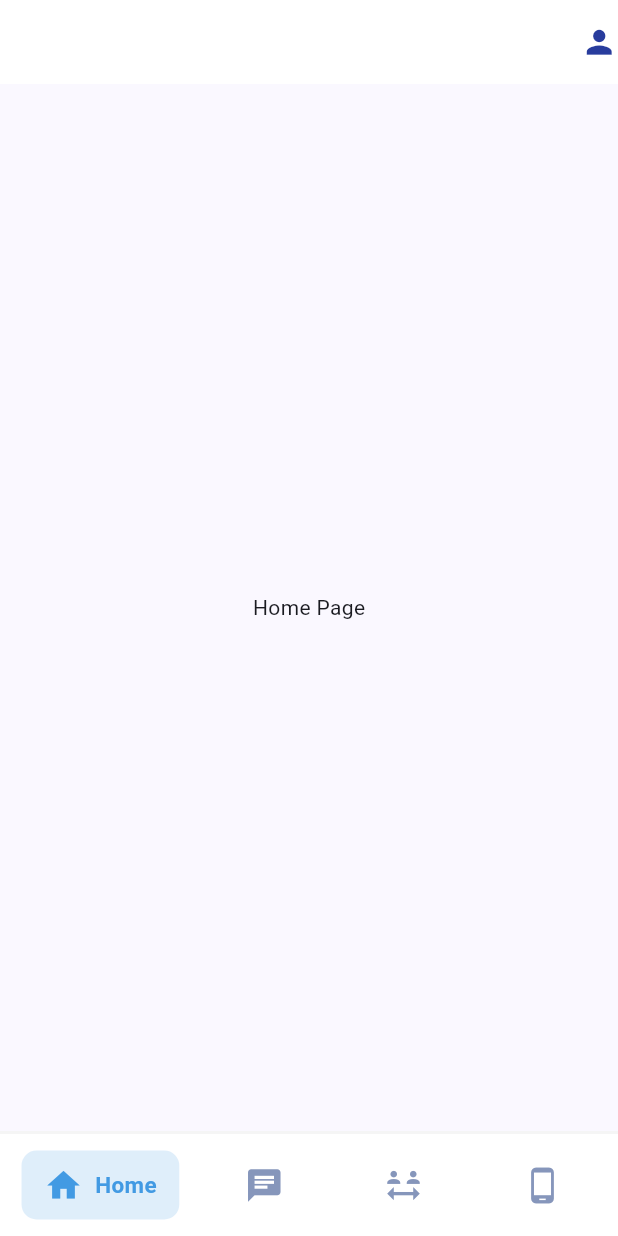
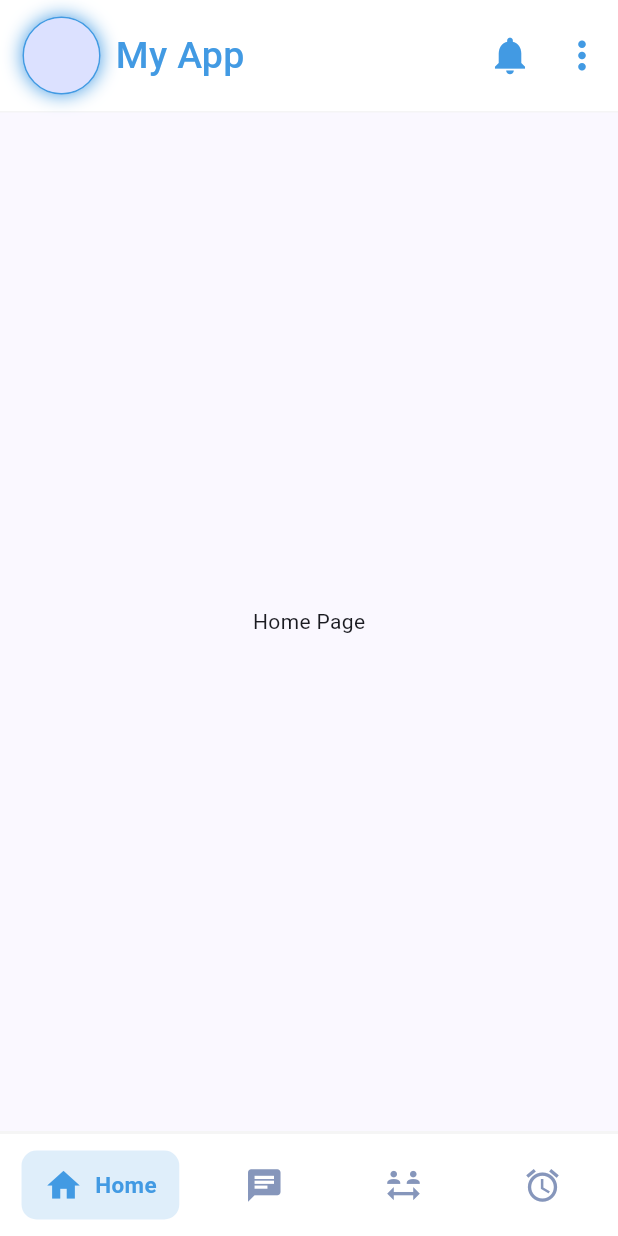
Before and after one commit to abdullahessamm/AI-Care, a Flutter app: the screen it shows after launch, on a phone screen of 412 x 824 dp. Run offline on Flutter 3.47's test engine with Material 3 defaults, Android fonts, the phone set to English and light mode, and no system bars.

Commit message:
initiate app_bar

```diff
--- /dev/null
+++ b/lib/core/widgets/app_bar.dart
@@ -0,0 +1,81 @@
+// ignore_for_file: prefer_const_constructors, prefer_const_literals_to_create_immutables
+
+import 'package:ai_care/core/constants/app_color.dart';
+import 'package:flutter/material.dart';
+
+class AiCareAppBar extends StatefulWidget {
+  const AiCareAppBar({super.key});
+
+  @override
+  State<AiCareAppBar> createState() => _AiCareAppBar();
+}
+
+class _AiCareAppBar extends State<AiCareAppBar> {
+  @override
+  Widget build(BuildContext context) {
+    return SafeArea(
+      child: Container(
+        padding: EdgeInsets.only(left: 15),
+        decoration: BoxDecoration(
+          border: Border(bottom: BorderSide(color: Color(0xfff5f5f5))),
+          color: AppColors.textColor,
+        ),
+        child: Center(
+          child: Row(
+            mainAxisAlignment: MainAxisAlignment.spaceBetween,
+            children: [
+              Row(
+                children: [
+                  Container(
+                    decoration: BoxDecoration(
+                        shape: BoxShape.circle,
+                        border: Border.all(color: AppColors.primary),
+                        boxShadow: [
+                          BoxShadow(color: AppColors.primary, blurRadius: 10),
+                        ]),
+                    child: CircleAvatar(
+                      radius: 25,
+                    ),
+                  ),
+                  SizedBox(
+                    width: 10,
+                  ),
+                  Text('My App',
+                      style: TextStyle(
+                          fontSize: 25,
+                          fontWeight: FontWeight.w500,
+                          color: AppColors.primary)),
+                ],
+              ),
+              Row(
+                mainAxisAlignment: MainAxisAlignment.end,
+                children: [
+                  IconButton(
+                    icon: Icon(
+                      Icons.notifications,
+                      color: AppColors.primary,
+                      size: 30,
+                    ),
+                    onPressed: () {
+                      // Implement search functionality here
+                    },
+                  ),
+                  IconButton(
+                    icon: Icon(
+                      Icons.more_vert,
+                      color: AppColors.primary,
+                      size: 30,
+                    ),
+                    onPressed: () {
+                      // Implement more options functionality here
+                    },
+                  ),
+                ],
+              ),
+            ],
+          ),
+        ),
+      ),
+    );
+  }
+}
--- a/lib/main.dart
+++ b/lib/main.dart
@@ -1,5 +1,7 @@
+import 'package:ai_care/core/constants/app_color.dart';
 import 'package:ai_care/presentation/views/main_view.dart';
 import 'package:flutter/material.dart';
+import 'package:flutter/services.dart';
 
 void main() {
   runApp(const MyApp());
@@ -15,6 +17,10 @@ class MyApp extends StatelessWidget {
       debugShowCheckedModeBanner: false,
       title: 'Flutter Demo',
       theme: ThemeData(
+        appBarTheme: AppBarTheme(
+            systemOverlayStyle: SystemUiOverlayStyle.dark.copyWith(
+                statusBarColor: AppColors.primary,
+                statusBarIconBrightness: Brightness.light)),
         colorScheme: ColorScheme.fromSeed(seedColor: const Color(0xff183E9F)),
         useMaterial3: true,
       ),
--- a/lib/presentation/pages/main_view/devices_page.dart
+++ b/lib/presentation/pages/main_view/devices_page.dart
@@ -1,20 +1,10 @@
-import 'package:ai_care/core/widgets/bottom_bar.dart';
-import 'package:ai_care/presentation/pages/main_view/main_view_page.dart';
 import 'package:flutter/material.dart';
 
-class DevicesPage extends StatefulWidget implements MainViewPage {
+class DevicesPage extends StatefulWidget {
   const DevicesPage({super.key});
 
   @override
   State<DevicesPage> createState() => _DevicesPageState();
-
-  @override
-  BottomBarItem getBottomBarItem() {
-    return const BottomBarItem(
-      icon: Icons.phone_android,
-      label: 'Devices',
-    );
-  }
 }
 
 class _DevicesPageState extends State<DevicesPage> {
--- /dev/null
+++ b/lib/presentation/pages/main_view/reminder_page.dart
@@ -0,0 +1,24 @@
+import 'package:ai_care/core/widgets/bottom_bar.dart';
+import 'package:ai_care/presentation/pages/main_view/main_view_page.dart';
+import 'package:flutter/material.dart';
+
+class ReminderPage extends StatefulWidget implements MainViewPage {
+  const ReminderPage({super.key});
+  @override
+  State<ReminderPage> createState() => _ReminderPageState();
+
+  @override
+  BottomBarItem getBottomBarItem() {
+    return const BottomBarItem(
+      icon: Icons.alarm,
+      label: 'Reminders',
+    );
+  }
+}
+
+class _ReminderPageState extends State<ReminderPage> {
+  @override
+  Widget build(BuildContext context) {
+    return const Text('alarm page');
+  }
+}
--- a/lib/presentation/views/main_view.dart
+++ b/lib/presentation/views/main_view.dart
@@ -1,18 +1,19 @@
 import 'package:ai_care/core/constants/app_color.dart';
+import 'package:ai_care/core/widgets/app_bar.dart';
 import 'package:ai_care/core/widgets/bottom_bar.dart';
 import 'package:ai_care/presentation/pages/main_view/main_view_page.dart';
+import 'package:ai_care/presentation/pages/main_view/reminder_page.dart';
 import 'package:flutter/material.dart';
 import 'package:ai_care/presentation/pages/main_view/home_page.dart';
 import 'package:ai_care/presentation/pages/main_view/chats_page.dart';
 import 'package:ai_care/presentation/pages/main_view/community_page.dart';
-import 'package:ai_care/presentation/pages/main_view/devices_page.dart';
 
 // list of pages
 const List<MainViewPage> _pages = [
   HomePage(),
   ChatsPage(),
   CommunityPage(),
-  DevicesPage(),
+  ReminderPage()
 ];
 
 class MainView extends StatefulWidget {
@@ -34,16 +35,8 @@ class _MainViewState extends State<MainView> {
   @override
   Widget build(BuildContext context) {
     return Scaffold(
-      appBar: AppBar(
-        backgroundColor: AppColors.accent,
-        actions: const [
-          Icon(
-            Icons.person,
-            size: 25,
-            color: AppColors.secondary,
-          )
-        ],
-      ),
+      appBar: PreferredSize(
+          preferredSize: Size.fromHeight(75.0), child: AiCareAppBar()),
       bottomNavigationBar: BottomBar(
         backgroundColor: AppColors.accent,
         selectedColor: AppColors.primary,
```
